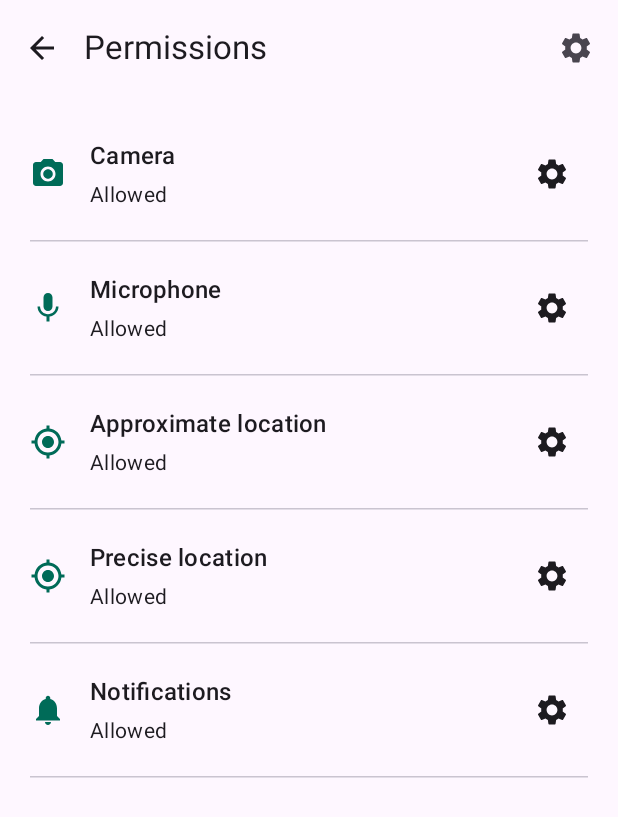
After one commit to Venugopal116/AndroidPersonalAppLearning, an Android app built with Jetpack Compose: the composable PermissionCenter shown on its own in the app's theme, on a phone screen of 412 x 824 dp. The commit adds this screen. Shown: the top 817 px of the screen. Run offline under Robolectric (Android 15) with nearby library versions, the phone set to English and light mode, and no system bars.

Commit message:
Add local Android permission center and record live foundation acceptance

```diff
--- a/app/build.gradle.kts
+++ b/app/build.gradle.kts
@@ -11,8 +11,8 @@ android {
         applicationId = "dev.personal.learning"
         minSdk = 33
         targetSdk = 35
-        versionCode = 1
-        versionName = "0.1.0"
+        versionCode = 2
+        versionName = "0.2.0"
         testInstrumentationRunner = "androidx.test.runner.AndroidJUnitRunner"
     }
     buildFeatures { compose = true }
--- /dev/null
+++ b/app/src/main/kotlin/dev/personal/app/permissions/PermissionCenter.kt
@@ -0,0 +1,157 @@
+package dev.personal.app.permissions
+
+import android.Manifest
+import android.app.Activity
+import android.content.Context
+import android.content.Intent
+import android.content.pm.PackageManager
+import android.net.Uri
+import android.provider.Settings
+import androidx.activity.compose.BackHandler
+import androidx.activity.compose.LocalActivity
+import androidx.activity.compose.rememberLauncherForActivityResult
+import androidx.activity.result.contract.ActivityResultContracts
+import androidx.compose.foundation.layout.*
+import androidx.compose.foundation.rememberScrollState
+import androidx.compose.foundation.verticalScroll
+import androidx.compose.material.icons.Icons
+import androidx.compose.material.icons.automirrored.filled.ArrowBack
+import androidx.compose.material.icons.filled.*
+import androidx.compose.material3.*
+import androidx.compose.runtime.*
+import androidx.compose.runtime.saveable.rememberSaveable
+import androidx.compose.ui.Alignment
+import androidx.compose.ui.Modifier
+import androidx.compose.ui.graphics.vector.ImageVector
+import androidx.compose.ui.platform.LocalContext
+import androidx.compose.ui.unit.dp
+import androidx.lifecycle.Lifecycle
+import androidx.lifecycle.LifecycleEventObserver
+import androidx.lifecycle.compose.LocalLifecycleOwner
+
+private data class PermissionSpec(
+    val title: String,
+    val permission: String,
+    val request: List<String>,
+    val icon: ImageVector,
+    val explanation: String,
+)
+
+private val permissionSpecs = listOf(
+    PermissionSpec("Camera", Manifest.permission.CAMERA, listOf(Manifest.permission.CAMERA), Icons.Default.PhotoCamera,
+        "Allow camera access while the app is in use? Granting access does not take a photo or start video."),
+    PermissionSpec("Microphone", Manifest.permission.RECORD_AUDIO, listOf(Manifest.permission.RECORD_AUDIO), Icons.Default.Mic,
+        "Allow microphone access while the app is in use? Granting access does not start recording."),
+    PermissionSpec("Approximate location", Manifest.permission.ACCESS_COARSE_LOCATION,
+        listOf(Manifest.permission.ACCESS_COARSE_LOCATION), Icons.Default.MyLocation,
+        "Allow approximate location access while the app is in use? This does not grant background access or start tracking."),
+    PermissionSpec("Precise location", Manifest.permission.ACCESS_FINE_LOCATION,
+        listOf(Manifest.permission.ACCESS_COARSE_LOCATION, Manifest.permission.ACCESS_FINE_LOCATION), Icons.Default.GpsFixed,
+        "Allow precise location access while the app is in use? You can choose approximate access instead. This does not start tracking."),
+    PermissionSpec("Notifications", Manifest.permission.POST_NOTIFICATIONS,
+        listOf(Manifest.permission.POST_NOTIFICATIONS), Icons.Default.Notifications,
+        "Allow app notifications? This does not grant access to the camera, microphone, location or other apps."),
+)
+
+private fun readAccess(context: Context, activity: Activity): Map<String, PermissionAccess> {
+    val history = context.getSharedPreferences("permission_requests", Context.MODE_PRIVATE)
+    return permissionSpecs.associate { spec ->
+        spec.permission to permissionAccess(
+            granted = context.checkSelfPermission(spec.permission) == PackageManager.PERMISSION_GRANTED,
+            requestedBefore = history.getBoolean(spec.permission, false),
+            showRationale = activity.shouldShowRequestPermissionRationale(spec.permission),
+        )
+    }
+}
+
+@OptIn(ExperimentalMaterial3Api::class)
+@Composable fun PermissionCenter(onBack: () -> Unit) {
+    val context = LocalContext.current
+    val activity = requireNotNull(LocalActivity.current)
+    val lifecycle = LocalLifecycleOwner.current.lifecycle
+    var access by remember(context, activity) { mutableStateOf(readAccess(context, activity)) }
+    var requesting by rememberSaveable { mutableStateOf(false) }
+    var explanation by remember { mutableStateOf<PermissionSpec?>(null) }
+    var error by remember { mutableStateOf<String?>(null) }
+    val launcher = rememberLauncherForActivityResult(ActivityResultContracts.RequestMultiplePermissions()) { result ->
+        val editor = context.getSharedPreferences("permission_requests", Context.MODE_PRIVATE).edit()
+        result.keys.forEach { editor.putBoolean(it, true) }
+        editor.apply()
+        requesting = false
+        access = readAccess(context, activity)
+    }
+    DisposableEffect(lifecycle, context, activity) {
+        val observer = LifecycleEventObserver { _, event ->
+            if (event == Lifecycle.Event.ON_RESUME) access = readAccess(context, activity)
+        }
+        lifecycle.addObserver(observer)
+        onDispose { lifecycle.removeObserver(observer) }
+    }
+    fun openSettings() {
+        error = null
+        try {
+            context.startActivity(Intent(Settings.ACTION_APPLICATION_DETAILS_SETTINGS,
+                Uri.fromParts("package", context.packageName, null)))
+        } catch (_: RuntimeException) {
+            error = "App settings could not be opened. Open this app from Android Settings."
+        }
+    }
+    BackHandler(onBack = onBack)
+    Scaffold(topBar = {
+        TopAppBar(title = { Text("Permissions", style = MaterialTheme.typography.titleLarge) }, navigationIcon = {
+            IconButton(onClick = onBack) { Icon(Icons.AutoMirrored.Filled.ArrowBack, "Back") }
+        }, actions = {
+            IconButton(onClick = ::openSettings, enabled = !requesting) { Icon(Icons.Default.Settings, "Open app settings") }
+        })
+    }) { padding ->
+        Column(Modifier.padding(padding).fillMaxSize().verticalScroll(rememberScrollState()).padding(20.dp).widthIn(max = 720.dp),
+            verticalArrangement = Arrangement.spacedBy(12.dp)) {
+            error?.let { Text(it, color = MaterialTheme.colorScheme.error) }
+            permissionSpecs.forEach { spec ->
+                val state = access.getValue(spec.permission)
+                val settings = state == PermissionAccess.GRANTED || state == PermissionAccess.SETTINGS
+                val action = if (settings) "Open ${spec.title.lowercase()} settings" else "Request ${spec.title.lowercase()} access"
+                Row(Modifier.fillMaxWidth().padding(vertical = 8.dp), verticalAlignment = Alignment.CenterVertically,
+                    horizontalArrangement = Arrangement.spacedBy(16.dp)) {
+                    Icon(spec.icon, null, tint = if (state == PermissionAccess.GRANTED) MaterialTheme.colorScheme.primary
+                        else MaterialTheme.colorScheme.onSurfaceVariant)
+                    Column(Modifier.weight(1f), verticalArrangement = Arrangement.spacedBy(4.dp)) {
+                        Text(spec.title, style = MaterialTheme.typography.titleMedium)
+                        Text(when (state) {
+                            PermissionAccess.GRANTED -> "Allowed"
+                            PermissionAccess.REQUESTABLE -> "Not requested"
+                            PermissionAccess.RATIONALE -> "Denied"
+                            PermissionAccess.SETTINGS -> "Not allowed; review Settings"
+                        }, style = MaterialTheme.typography.bodyMedium)
+                    }
+                    TooltipBox(positionProvider = TooltipDefaults.rememberPlainTooltipPositionProvider(),
+                        tooltip = { PlainTooltip { Text(action) } }, state = rememberTooltipState()) {
+                        IconButton(onClick = {
+                            if (settings) openSettings() else explanation = spec
+                        }, enabled = !requesting, modifier = Modifier.size(48.dp)) {
+                            Icon(if (settings) Icons.Default.Settings else Icons.Default.LockOpen, action)
+                        }
+                    }
+                }
+                HorizontalDivider()
+            }
+        }
+    }
+    explanation?.let { spec ->
+        AlertDialog(onDismissRequest = { explanation = null }, title = { Text(spec.title) },
+            text = { Text(spec.explanation) },
+            confirmButton = { TextButton(onClick = {
+                explanation = null
+                error = null
+                requesting = true
+                try {
+                    launcher.launch(spec.request.toTypedArray())
+                } catch (_: RuntimeException) {
+                    requesting = false
+                    error = "The permission request could not be opened."
+                    access = readAccess(context, activity)
+                }
+            }) { Text("Continue") } },
+            dismissButton = { TextButton(onClick = { explanation = null }) { Text("Not now") } })
+    }
+}
--- /dev/null
+++ b/app/src/main/kotlin/dev/personal/app/permissions/PermissionPolicy.kt
@@ -0,0 +1,10 @@
+package dev.personal.app.permissions
+
+enum class PermissionAccess { GRANTED, REQUESTABLE, RATIONALE, SETTINGS }
+
+fun permissionAccess(granted: Boolean, requestedBefore: Boolean, showRationale: Boolean): PermissionAccess = when {
+    granted -> PermissionAccess.GRANTED
+    showRationale -> PermissionAccess.RATIONALE
+    requestedBefore -> PermissionAccess.SETTINGS
+    else -> PermissionAccess.REQUESTABLE
+}
```
Also changed, not shown: app/src/main/AndroidManifest.xml (+12 -0 lines), app/src/main/kotlin/dev/personal/app/ui/FoundationScreen.kt (+8 -0 lines), 8 other files.
